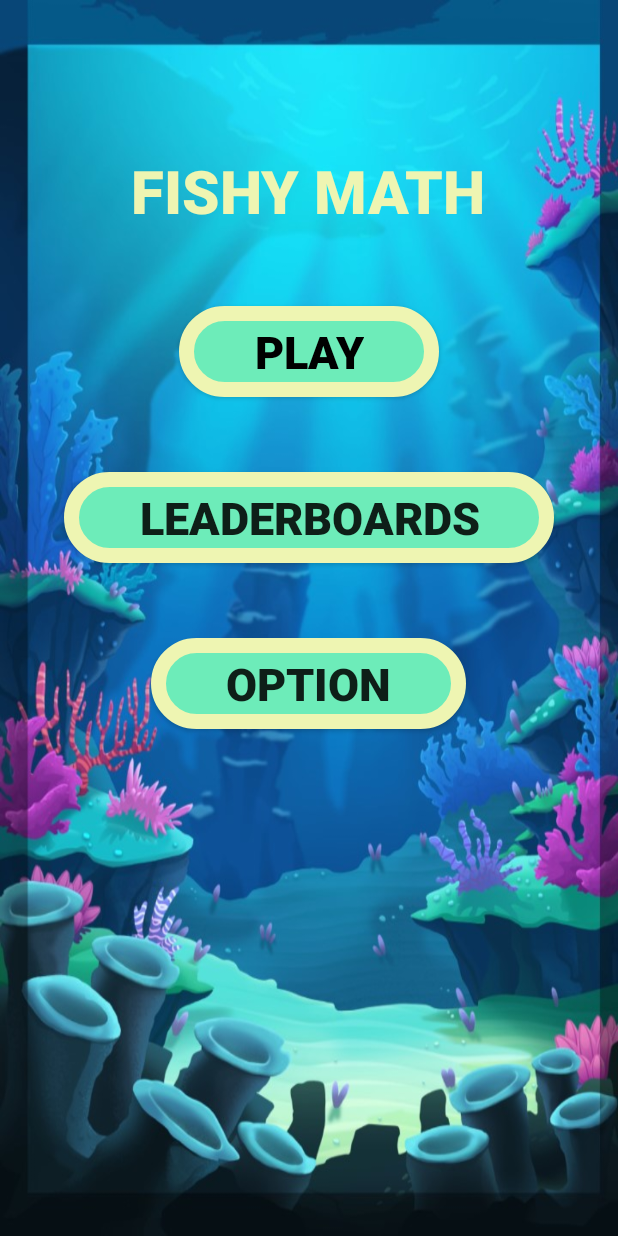
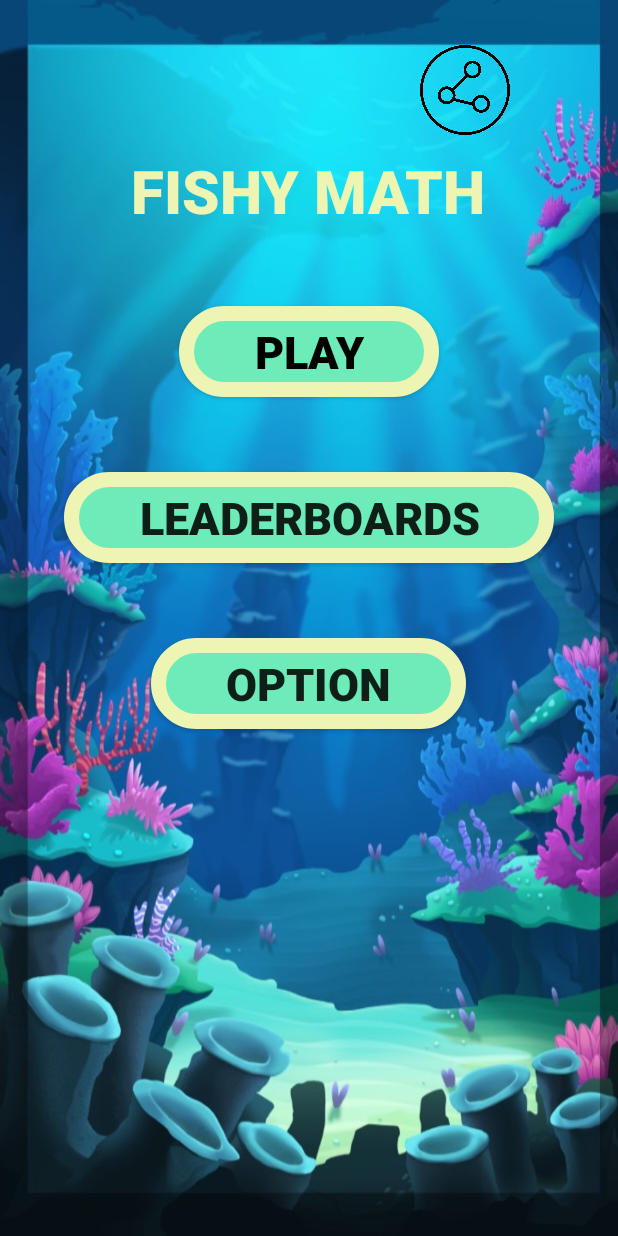
Before and after one commit to wilsonGoei/CP3406-A2-Educational-App, an Android app: the screen it shows after launch (MainActivity), on a phone screen of 412 x 824 dp. Run offline under Robolectric (Android 15) with nearby library versions, the phone set to English and light mode, and no system bars.

Commit message:
add music settings and memory thing

```diff
--- a/Assignment_2/app/src/main/java/com/example/educationalapp_assignment2/Leaderboards.java
+++ b/Assignment_2/app/src/main/java/com/example/educationalapp_assignment2/Leaderboards.java
@@ -45,7 +45,5 @@ public class Leaderboards extends AppCompatActivity {
         listView.setAdapter(myAdapter);
         listView.setDivider(null);
 
-        MediaPlayer backgroundMusic = MediaPlayer.create(Leaderboards.this,R.raw.background_music);
-        backgroundMusic.start();
     }
 }
--- a/Assignment_2/app/src/main/java/com/example/educationalapp_assignment2/MainActivity.java
+++ b/Assignment_2/app/src/main/java/com/example/educationalapp_assignment2/MainActivity.java
@@ -3,15 +3,20 @@ package com.example.educationalapp_assignment2;
 import androidx.appcompat.app.AppCompatActivity;
 
 import android.content.Intent;
+import android.content.SharedPreferences;
 import android.media.MediaPlayer;
 import android.os.Bundle;
+import android.util.Log;
 import android.view.View;
 import android.widget.Button;
+import android.widget.ImageView;
 
 public class MainActivity extends AppCompatActivity {
-    public Button playButton;
-    public Button leaderboards;
-    public Button Option;
+    private ImageView shareButton;
+
+    private MediaPlayer backGroundMusic;
+
+    private String songsBoolean;
 
     public void playScreen(View view){
         Intent toPlayScreen = new Intent(MainActivity.this, game_activity.class);
@@ -21,20 +26,51 @@ public class MainActivity extends AppCompatActivity {
     public void leaderBoardsScreen(View view){
         Intent toLeaderBoards = new Intent(MainActivity.this, Leaderboards.class);
         startActivity(toLeaderBoards);
+
+
     }
 
     public void settingsScreen(View view){
         Intent toSettings = new Intent(MainActivity.this, Settings.class);
         startActivity(toSettings);
+
+
     }
     @Override
     protected void onCreate(Bundle savedInstanceState) {
         super.onCreate(savedInstanceState);
         setContentView(R.layout.activity_main);
 
-        MediaPlayer backGroundMusic = MediaPlayer.create(MainActivity.this,R.raw.background_music);
+        backGroundMusic = MediaPlayer.create(MainActivity.this,R.raw.background_music);
         backGroundMusic.start();
+
+        shareButton = (ImageView)findViewById(R.id.shareButton);
+        shareButton.setOnClickListener(new View.OnClickListener() {
+            @Override
+            public void onClick(View v) {
+                Intent myIntent = new Intent(Intent.ACTION_SEND);
+                myIntent.setType("text/plain");
+                String shareBody = "Let's play Fishy Math, make math more fun!!";
+                String shareSub = "Invitation";
+                myIntent.putExtra(Intent.EXTRA_SUBJECT, shareSub);
+                myIntent.putExtra(Intent.EXTRA_TEXT, shareBody);
+                startActivity(Intent.createChooser(myIntent, "Share using"));
+            }
+        });
     }
 
+    @Override
+    protected void onStart() {
+        super.onStart();
 
+        SharedPreferences sharedPreferences = MainActivity.this.getSharedPreferences("songsBoolean",MODE_PRIVATE);
+        songsBoolean = sharedPreferences.getString("songsBoolean","true");
+        if (songsBoolean.equalsIgnoreCase("true")){
+            backGroundMusic.start();
+            Log.i("statusStartOn",songsBoolean);
+        }else if (songsBoolean.equalsIgnoreCase("false")){
+            backGroundMusic.pause();
+            Log.i("statusStartOff",songsBoolean);
+        }
+    }
 }
--- a/Assignment_2/app/src/main/res/layout/activity_main.xml
+++ b/Assignment_2/app/src/main/res/layout/activity_main.xml
@@ -7,6 +7,13 @@
     tools:context=".MainActivity"
     android:background="@drawable/splash">
 
+    <ImageView
+        android:id="@+id/shareButton"
+        android:layout_width="60dp"
+        android:layout_height="60dp"
+        android:layout_marginTop="30dp"
+        android:layout_marginLeft="280dp"
+        android:src="@drawable/share_button"/>
 
     <TextView
         android:id="@+id/gameTitle"
--- a/Assignment_2/app/src/main/res/layout/activity_settings.xml
+++ b/Assignment_2/app/src/main/res/layout/activity_settings.xml
@@ -65,15 +65,17 @@
             android:textColor="@color/lightYellow"
             android:textStyle="bold"/>
 
+
         <Switch
             android:id="@+id/musicSwitch"
             android:layout_width="wrap_content"
             android:layout_height="50dp"
-            android:layout_marginLeft="160dp"
+            android:layout_marginLeft="130dp"
             android:layout_marginTop="17dp"
             android:layout_marginRight="50dp"
             android:scaleX="2"
             android:scaleY="2"
+            android:checked="true"
             />
 
     </LinearLayout>
--- a/Assignment_2/app/src/main/res/values/styles.xml
+++ b/Assignment_2/app/src/main/res/values/styles.xml
@@ -5,7 +5,7 @@
         <!-- Customize your theme here. -->
         <item name="colorPrimary">@color/colorPrimary</item>
         <item name="colorPrimaryDark">@color/colorPrimaryDark</item>
-        <item name="colorAccent">@color/colorAccent</item>
+        <item name="colorAccent">@color/lightYellow</item>
     </style>
 
 </resources>
--- a/Assignment_2/build.gradle
+++ b/Assignment_2/build.gradle
@@ -18,6 +18,9 @@ allprojects {
     repositories {
         google()
         jcenter()
+        maven {
+                    url "https://jitpack.io"
+                }
 
     }
 }
```
Also changed, not shown: Assignment_2/app/src/main/java/com/example/educationalapp_assignment2/FishView.java (+41 -17 lines), Assignment_2/app/src/main/java/com/example/educationalapp_assignment2/Settings.java (+41 -2 lines), Assignment_2/app/src/main/res/drawable-v24/share_button.png (added), Assignment_2/app/src/main/res/drawable-v24/square.png (added).
